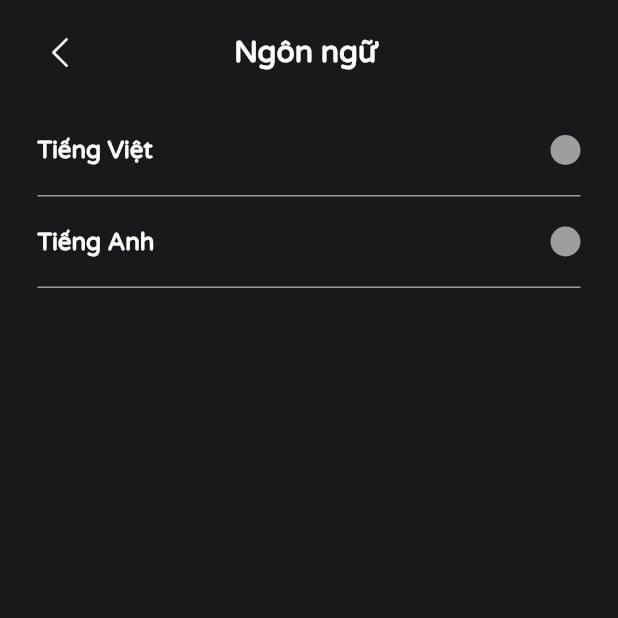
After one commit to iaohtdev/film_2ts, a Flutter app: the ChangeLanguagePage screen opened by its route, on a phone screen of 412 x 824 dp, the top half of it. The commit adds this screen. Run offline on Flutter 3.47's test engine with Material 2 defaults, Android fonts, the phone set to English and light mode, and no system bars; our stand-ins replace cached_network_image, cloud_firestore, email_validator, firebase_auth, firebase_core, flutter_svg and 5 more; missing offline and left inert: tmdb_api, widget_mask; accounts and stored records are empty; statements that could not run were skipped.

Commit message:
add change language

```diff
--- /dev/null
+++ b/lib/page/profile/components/change_language.dart
@@ -0,0 +1,123 @@
+import 'package:flutter/material.dart';
+import 'package:get/get.dart';
+import 'package:movie_info/constants.dart';
+import 'package:movie_info/page/profile/profile_controller.dart';
+import 'package:movie_info/widget/icon_back.dart';
+
+class ChangeLanguagePage extends GetView<ProfileController> {
+  const ChangeLanguagePage({Key? key}) : super(key: key);
+
+  @override
+  Widget build(BuildContext context) {
+    return Scaffold(
+      backgroundColor: kBlack,
+      body: Padding(
+        padding: EdgeInsets.symmetric(horizontal: 25),
+        child: Column(
+          children: [
+            _header(),
+            Expanded(child: _body()),
+          ],
+        ),
+      ),
+    );
+  }
+
+  Widget _header() => SafeArea(
+        child: Column(
+          children: [
+            SizedBox(
+              height: paddingHeader,
+            ),
+            Row(
+              mainAxisAlignment: MainAxisAlignment.spaceBetween,
+              crossAxisAlignment: CrossAxisAlignment.center,
+              children: [
+                IconBackWidget(),
+                Text(
+                  "Ngôn ngữ",
+                  style: TextStyle(
+                      color: Colors.white,
+                      fontSize: 20,
+                      fontWeight: FontWeight.bold),
+                ),
+                Container(
+                  width: 35,
+                )
+              ],
+            ),
+          ],
+        ),
+      );
+
+  Widget _body() {
+    return Column(
+      crossAxisAlignment: CrossAxisAlignment.start,
+      children: [
+        SizedBox(
+          height: 40,
+        ),
+        Expanded(child: __lstLanguage())
+      ],
+    );
+  }
+
+  Widget __lstLanguage() {
+    return ListView.builder(
+      itemCount: controller.lstLanguage.length,
+      itemBuilder: (_, index) {
+        return Column(
+          children: [
+            GestureDetector(
+              onTap: () {
+                controller.changeLanguage(index);
+              },
+              child: Obx(() => Row(
+                    mainAxisAlignment: MainAxisAlignment.spaceBetween,
+                    children: [
+                      Text(
+                        controller.lstLanguage[index],
+                        style: TextStyle(
+                            color: Colors.white,
+                            fontSize: 16,
+                            fontWeight: FontWeight.bold),
+                      ),
+                      controller.isChoose.value&&controller.indexSelected==index
+                          ? Container(
+                              height: 20,
+                              width: 20,
+                              decoration: BoxDecoration(
+                                  color: kYellow,
+                                  shape: BoxShape.circle,
+                                  image: DecorationImage(
+                                      image: AssetImage(
+                                          "assets/icons/icon-check.png"))),
+                            )
+                          : Container(
+                              height: 20,
+                              width: 20,
+                              decoration: BoxDecoration(
+                                  color: Colors.grey, shape: BoxShape.circle),
+                            )
+                    ],
+                  )),
+            ),
+            ___separateLine()
+          ],
+        );
+      },
+    );
+  }
+
+  Widget ___separateLine() => Column(
+        children: [
+          SizedBox(
+            height: 20,
+          ),
+          Container(height: 1, width: Get.width, color: Colors.grey.shade500),
+          SizedBox(
+            height: 20,
+          )
+        ],
+      );
+}
--- a/lib/page/profile/profile_controller.dart
+++ b/lib/page/profile/profile_controller.dart
@@ -24,6 +24,9 @@ class ProfileController extends GetxController {
     super.onInit();
     userModel.value = Get.arguments;
     await getDataUser();
+
+
+
   }
 
   getDataUser() {
@@ -82,17 +85,25 @@ class ProfileController extends GetxController {
     update();
   }
 
-  // onTapPrivacy() async {
 
-  //   var url = Uri.parse("https://www.themoviedb.org/privacy-policy");
-  //   if (await canLaunchUrl(url))
-  //     await launchUrl(url);
-  //   else
 
-  //     throw "Could not launch $url";
-  // }
+  ///changelanguage
+  ///
+  ///
+  RxBool isChoose =false.obs;
+  RxInt indexSelected =0.obs;
+  changeLanguage(int index){
+
+
+    isChoose.value = true;
+    indexSelected.value =index;
+  }
 
 
 
+final lstLanguage =[
+  "Tiếng Việt",
+  "Tiếng Anh",
+];
 
 }
--- a/lib/page/profile/profile_page.dart
+++ b/lib/page/profile/profile_page.dart
@@ -6,6 +6,7 @@ import 'package:movie_info/page/profile/components/privacy.dart';
 import 'package:movie_info/page/profile/components/terms.dart';
 import 'package:movie_info/page/profile/profile_controller.dart';
 import 'package:flutter_svg/flutter_svg.dart';
+import 'package:movie_info/routers/app_pages.dart';
 import 'package:movie_info/widget/icon_back.dart';
 import 'package:movie_info/widget/ouline_paint.dart';
 
@@ -129,7 +130,12 @@ class ProfilePage extends GetView<ProfileController> {
             }
             ),
         separateLine(),
-        _itemLanguage('assets/icons/icon-language.svg', 'Ngôn ngữ'),
+        _itemLanguage('assets/icons/icon-language.svg', 'Ngôn ngữ',ontap: (){
+
+          Get.toNamed(Routes.changelanguage);
+         controller. isChoose.value==true;
+controller. indexSelected.value =0;
+        }),
         itemBody('assets/icons/icon-logout.svg', 'Đăng xuất', ontap: () {
           FirebaseFunction().signOut();
         }),
@@ -224,7 +230,9 @@ class ProfilePage extends GetView<ProfileController> {
                     height: 40,
                     width: 40,
                     decoration: BoxDecoration(
-                        color: Colors.red, shape: BoxShape.circle),
+
+                      image: DecorationImage(image: AssetImage("assets/images/flag_vn.png"),fit: BoxFit.cover),
+                     shape: BoxShape.circle),
                   ),
                   SizedBox(
                     width: 5,
--- a/lib/routers/app_pages.dart
+++ b/lib/routers/app_pages.dart
@@ -11,6 +11,7 @@ import 'package:movie_info/page/login/login_controller.dart';
 import 'package:movie_info/page/login/login_page.dart';
 import 'package:movie_info/page/navigation_bar/navigation_bar.dart';
 import 'package:movie_info/page/navigation_bar/navigation_controller.dart';
+import 'package:movie_info/page/profile/components/change_language.dart';
 import 'package:movie_info/page/profile/components/edit_profile.dart';
 import 'package:movie_info/page/profile/profile_page.dart';
 import 'package:movie_info/page/search/search_controller.dart';
@@ -84,12 +85,19 @@ class AppPages {
         ),
         transition: Transition.rightToLeft),
     GetPage(
-        name: Routes.search,
-        page: () => SearchPage(),
+      name: Routes.search,
+      page: () => SearchPage(),
+      binding: GetBinding(
+        Routes.search,
+      ),
+    ),
+    GetPage(
+        name: Routes.changelanguage,
+        page: () => ChangeLanguagePage(),
         binding: GetBinding(
-          Routes.search,
+          Routes.changelanguage,
         ),
-       )
+        transition: Transition.rightToLeft),
   ];
 }
 
@@ -132,7 +140,9 @@ class GetBinding extends Bindings {
       case Routes.search:
         Get.lazyPut(() => SearchController());
 
-
+        break;
+      case Routes.changelanguage:
+        Get.lazyPut(() => ProfileController());
         break;
 
       /* Example
--- a/lib/routers/app_routes.dart
+++ b/lib/routers/app_routes.dart
@@ -9,5 +9,6 @@ abstract class Routes {
   static const profile = '/profile';
   static const editprofile = '/editprofile';
   static const search = '/search';
+  static const changelanguage = '/changelanguage';
 
 }
```
Also changed, not shown: assets/icons/icon-check.png (added), assets/images/flag_en.png (added), assets/images/flag_vn.png (added), assets/images/poster_1.jpg (deleted), assets/images/poster_2.jpg (deleted), assets/images/poster_3.jpg (deleted).
